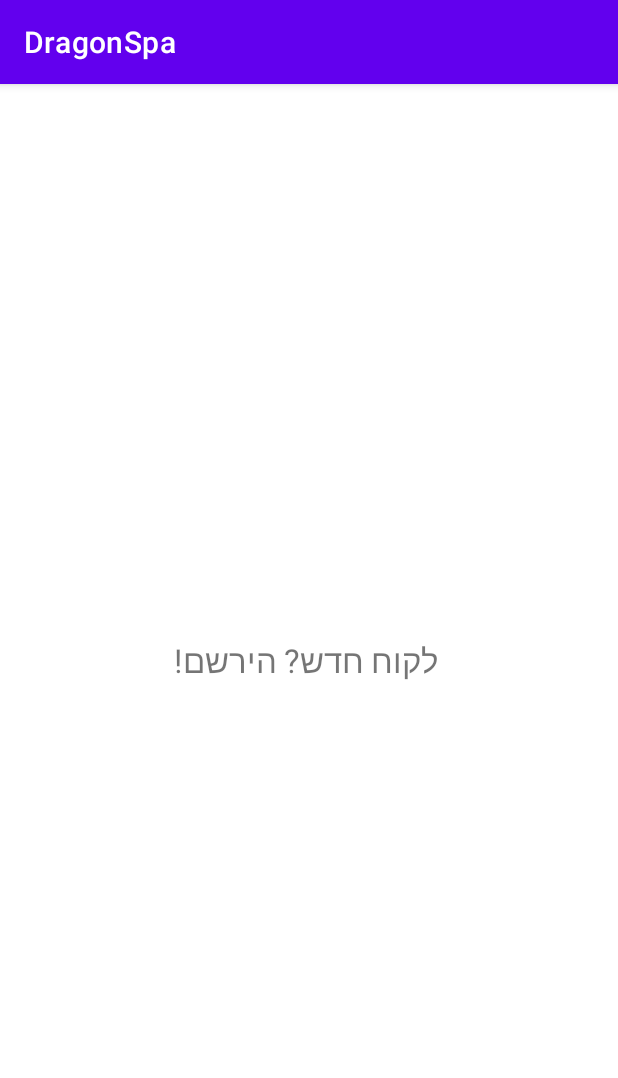
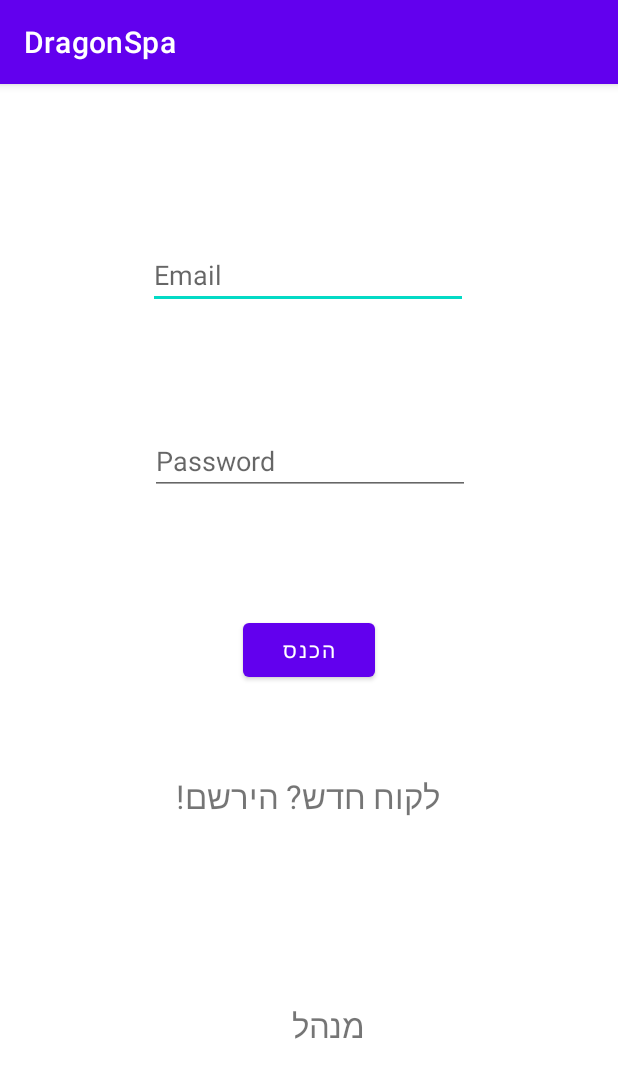
Before and after one commit to LiadBenMoshe/DragonSpa, an Android app: the screen it shows after launch (MainActivity), on a phone screen of 412 x 824 dp. Shown: the top 1078 px of the screen. Run offline under Robolectric (Android 15) with nearby library versions, the phone set to English and light mode, and no system bars; our stand-ins replace Firebase (no records; nobody signed in at launch, a user with empty details on screens opened directly).

Commit message:
login activity

```diff
--- a/app/src/main/AndroidManifest.xml
+++ b/app/src/main/AndroidManifest.xml
@@ -9,7 +9,8 @@
         android:roundIcon="@mipmap/ic_launcher_round"
         android:supportsRtl="true"
         android:theme="@style/Theme.DragonSpa">
-        <activity android:name=".stock_view"></activity>
+        <activity android:name=".HomeActivity"></activity>
+        <activity android:name=".stock_view" />
         <activity android:name=".appointments_editing" />
         <activity android:name=".product_adding" />
         <activity android:name=".manager_main_menu" />
--- a/app/src/main/java/com/example/dragonspa/MainActivity.java
+++ b/app/src/main/java/com/example/dragonspa/MainActivity.java
@@ -3,17 +3,112 @@ package com.example.dragonspa;
 import android.content.Intent;
 import android.os.Bundle;
 import android.view.View;
+import android.widget.Button;
+import android.widget.EditText;
+import android.widget.TextView;
+import android.widget.Toast;
 
+import androidx.annotation.NonNull;
 import androidx.appcompat.app.AppCompatActivity;
 
+import com.google.android.gms.tasks.OnCompleteListener;
+import com.google.android.gms.tasks.Task;
+import com.google.firebase.auth.AuthResult;
+import com.google.firebase.auth.FirebaseAuth;
+import com.google.firebase.auth.FirebaseUser;
+
 public class MainActivity extends AppCompatActivity {
+    EditText emailId, password;
+    Button btnLogin;
+    TextView tvSignUp, tvManager ;
+    FirebaseAuth mFirebaseAuth;
+    private FirebaseAuth.AuthStateListener mAuthStateListener;
 
     @Override
     protected void onCreate(Bundle savedInstanceState) {
         super.onCreate(savedInstanceState);
         setContentView(R.layout.activity_main);
+
+        mFirebaseAuth = FirebaseAuth.getInstance();
+        emailId = findViewById(R.id.ExistUserEmail);
+        password = findViewById(R.id.ExistUserPassword);
+        btnLogin = findViewById(R.id.Login);
+        tvSignUp=findViewById(R.id.newClient);
+        tvManager=findViewById(R.id.managerLogin);
+
+        mAuthStateListener = new FirebaseAuth.AuthStateListener() {
+            @Override
+            public void onAuthStateChanged(@NonNull FirebaseAuth firebseAuth ){
+                FirebaseUser mFirebaseUser =mFirebaseAuth.getCurrentUser();
+                if(mFirebaseUser!=null){
+                    Toast.makeText(MainActivity.this,"ברוך שובך",Toast.LENGTH_SHORT).show();
+                    startActivity(new Intent (MainActivity.this, MainActivity.class));
+                }
+                else{
+                    Toast.makeText(MainActivity.this,"בבקשה תרשם",Toast.LENGTH_SHORT).show();
+
+
+                }
+
+            }
+        };
+        btnLogin.setOnClickListener(new View.OnClickListener(){
+            @Override
+            public void onClick(View v){
+                String email=emailId.getText().toString();
+                String pwd= password.getText().toString();
+                if(email.isEmpty() ){
+                    emailId.setError("Please enter email");
+                    emailId.requestFocus();
+                }
+                else if(pwd.isEmpty()){
+                    password.setError("Please enter your password");
+                    password.requestFocus();
+
+                }
+                else if (email.isEmpty() && pwd.isEmpty()){
+                    Toast.makeText(MainActivity.this,"לא מילאת את השדות", Toast.LENGTH_SHORT).show();
+                }
+                else if (!(email.isEmpty() && pwd.isEmpty())) {
+                    mFirebaseAuth.signInWithEmailAndPassword(email,pwd).addOnCompleteListener(MainActivity.this, new OnCompleteListener<AuthResult>() {
+                        @Override
+                        public void onComplete(@NonNull Task<AuthResult> task) {
+                            if (!task.isSuccessful()){
+                                Toast.makeText(MainActivity.this,"שגיאת התחברות,תתחבר שוב", Toast.LENGTH_SHORT).show();
+
+                            }
+                            else{
+                                startActivity(new  Intent(MainActivity.this,HomeActivity.class));
+                            }
+                        }
+                    });
+                }
+                else{
+                    Toast.makeText(MainActivity.this,"משתמש שגוי", Toast.LENGTH_SHORT).show();
+
+                }
+            }
+
+
+
+        });
+        tvSignUp.setOnClickListener(new View.OnClickListener(){
+            @Override
+            public  void onClick(View v){
+
+                startActivity(new Intent(MainActivity.this,register_activity.class));
+            }
+
+        });
+        tvManager.setOnClickListener(new View.OnClickListener(){
+            @Override
+            public void onClick(View v){
+                startActivity(new Intent(MainActivity.this, Manager_login.class));
+
+            }
+        });
     }
-    public void clickClick(View v){
-        startActivity(new Intent(MainActivity.this,register_activity.class));
-    }
+
+
+
 }
--- a/app/src/main/java/com/example/dragonspa/Manager_login.java
+++ b/app/src/main/java/com/example/dragonspa/Manager_login.java
@@ -52,7 +52,7 @@ public class Manager_login extends AppCompatActivity {
 //                };
 
         super.onCreate(savedInstanceState);
-        setContentView(R.layout.activity_register_activity);
+        setContentView(R.layout.activity_manager_login);
         setupUIviews();
         login.setOnClickListener(new View.OnClickListener() {
             @Override
--- a/app/src/main/res/layout/activity_main.xml
+++ b/app/src/main/res/layout/activity_main.xml
@@ -15,9 +15,60 @@
         android:textSize="22sp"
         app:layout_constraintBottom_toBottomOf="parent"
         app:layout_constraintEnd_toEndOf="parent"
-        app:layout_constraintHorizontal_bias="0.49"
+        app:layout_constraintHorizontal_bias="0.497"
         app:layout_constraintStart_toStartOf="parent"
         app:layout_constraintTop_toTopOf="parent"
-        android:onClick="clickClick"/>
+        app:layout_constraintVertical_bias="0.623" />
+
+    <EditText
+        android:id="@+id/ExistUserEmail"
+        android:layout_width="wrap_content"
+        android:layout_height="wrap_content"
+        android:ems="10"
+        android:hint="Email"
+        android:inputType="textEmailAddress"
+        app:layout_constraintBottom_toTopOf="@+id/newClient"
+        app:layout_constraintEnd_toEndOf="parent"
+        app:layout_constraintHorizontal_bias="0.497"
+        app:layout_constraintStart_toStartOf="parent"
+        app:layout_constraintTop_toTopOf="parent"
+        app:layout_constraintVertical_bias="0.253" />
+
+    <EditText
+        android:id="@+id/ExistUserPassword"
+        android:layout_width="wrap_content"
+        android:layout_height="wrap_content"
+        android:ems="10"
+        android:hint="Password"
+        android:inputType="textPassword"
+        app:layout_constraintBottom_toTopOf="@+id/newClient"
+        app:layout_constraintEnd_toEndOf="parent"
+        app:layout_constraintHorizontal_bias="0.502"
+        app:layout_constraintStart_toStartOf="parent"
+        app:layout_constraintTop_toBottomOf="@+id/ExistUserEmail"
+        app:layout_constraintVertical_bias="0.297" />
+
+    <Button
+        android:id="@+id/Login"
+        android:layout_width="wrap_content"
+        android:layout_height="wrap_content"
+        android:layout_marginTop="52dp"
+        android:layout_marginBottom="32dp"
+        android:text="הכנס"
+        app:layout_constraintBottom_toTopOf="@+id/newClient"
+        app:layout_constraintEnd_toEndOf="parent"
+        app:layout_constraintStart_toStartOf="parent"
+        app:layout_constraintTop_toBottomOf="@+id/ExistUserPassword" />
+
+    <TextView
+        android:id="@+id/managerLogin"
+        android:layout_width="74dp"
+        android:layout_height="33dp"
+        android:text="מנהל"
+        android:textSize="22sp"
+        app:layout_constraintBottom_toBottomOf="parent"
+        app:layout_constraintEnd_toEndOf="parent"
+        app:layout_constraintStart_toStartOf="parent"
+        app:layout_constraintTop_toBottomOf="@+id/newClient" />
 
 </androidx.constraintlayout.widget.ConstraintLayout>
--- a/app/src/main/res/layout/activity_manager_login.xml
+++ b/app/src/main/res/layout/activity_manager_login.xml
@@ -2,7 +2,7 @@
 <androidx.constraintlayout.widget.ConstraintLayout xmlns:android="http://schemas.android.com/apk/res/android"
     xmlns:app="http://schemas.android.com/apk/res-auto"
     xmlns:tools="http://schemas.android.com/tools"
-    android:id="@+id/managerPassword"
+
     android:layout_width="match_parent"
     android:layout_height="match_parent"
     tools:context=".Manager_login">
```
Also changed, not shown: app/src/main/java/com/example/dragonspa/HomeActivity.java (added, +14 -0 lines), app/src/main/res/layout/activity_home.xml (added, +9 -0 lines).
